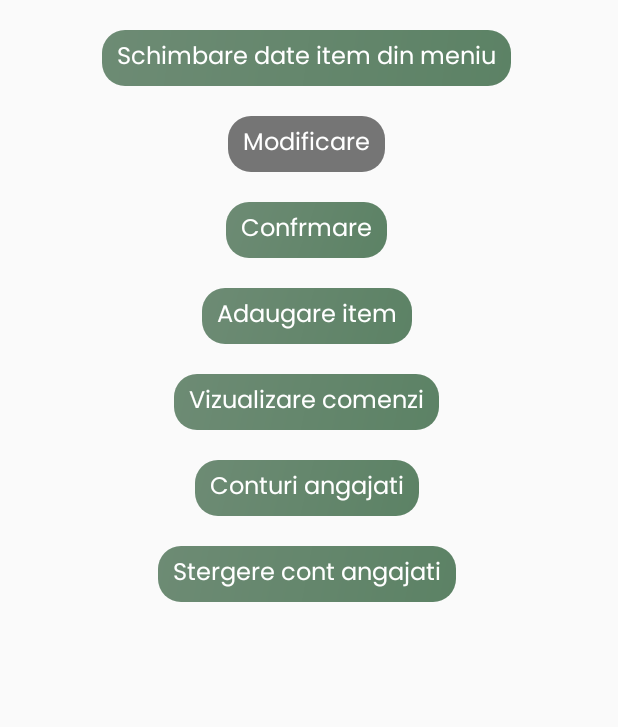
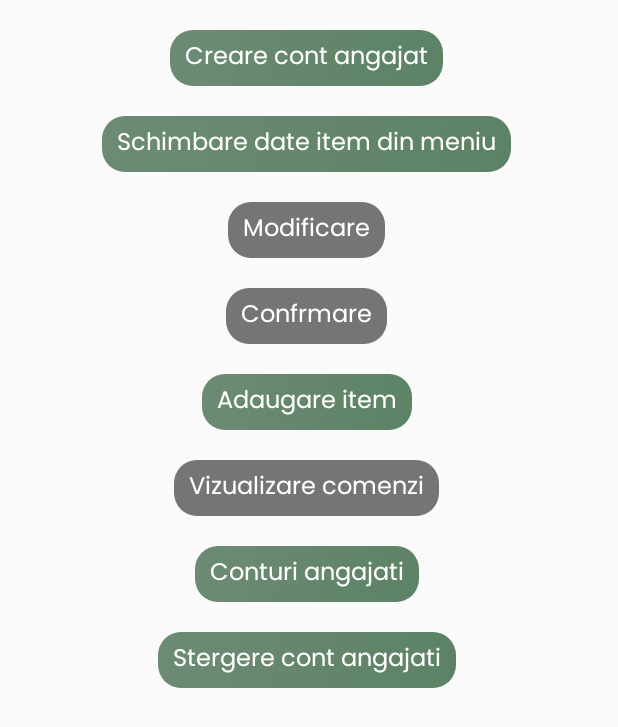
Before and after one commit to Sruf-y/Proiect_IS, an Android app: the AdminActivity screen opened directly, with no data from a screen before it, on a phone screen of 412 x 824 dp. Shown: the top 727 px of the screen. Run offline under Robolectric (Android 15) with nearby library versions, the phone set to English and light mode, and no system bars.

Commit message:
3 Am facut conexiunile intre butoanele de dupa loging Admin butoanele facute:creare angajat , adaugare Item, Schimbare date din meniu,  schimbare cont angajat, stergere cont angajat, vizualizare comanda  , Confirmarea  ,modificare
Nu am stiut numele ca sa fac conexiunea la butoanele: vizualizare comanda , Confirmarea, modificare

```diff
--- a/app/src/main/java/Setari_Admin_Angajat/Creare_Cont_Angajat.java
+++ b/app/src/main/java/Setari_Admin_Angajat/Creare_Cont_Angajat.java
@@ -21,5 +21,6 @@ public class Creare_Cont_Angajat extends AppCompatActivity {
 
 
 
+
     }
 }
--- a/app/src/main/java/Start_Activity/AdminActivity.java
+++ b/app/src/main/java/Start_Activity/AdminActivity.java
@@ -12,8 +12,14 @@ import androidx.appcompat.app.AppCompatActivity;
 
 import com.ProiectSI.MainActivity;
 import com.ProiectSI.R;
+import com.ProiectSI.databinding.FragmentComandaBinding;
 
+import Setari_Admin_Angajat.Adaugare_Mancare;
 import Setari_Admin_Angajat.Creare_Cont_Angajat;
+import Setari_Admin_Angajat.Schimbare_Date_Angajati;
+import Setari_Admin_Angajat.Schimbare_date_mancare;
+import Setari_Admin_Angajat.Stergere_Conturi_Angajati;
+import VizualizareComanda.FragmentComanda;
 
 
 public class AdminActivity extends AppCompatActivity {
@@ -36,10 +42,10 @@ public class AdminActivity extends AppCompatActivity {
 
 
         // AICI SCRII CODUL
-
+//Button creare angajat
     Button button_creare_angajat=findViewById(R.id.admin_buton_adaugare_angajat);
 
-    if(isAdmin) {
+
         button_creare_angajat.setOnClickListener(new View.OnClickListener() {
             @Override
             public void onClick(View v) {
@@ -48,12 +54,83 @@ public class AdminActivity extends AppCompatActivity {
 
             }
         });
-         }
-    else{
-        button_creare_angajat.setVisibility(View.GONE);
-         }
 
+        //Adaugare Item button
+Button button_Adaugare_Mancare=findViewById(R.id.admin_adaugare_item);
 
+button_Adaugare_Mancare.setOnClickListener(new View.OnClickListener() {
+    @Override
+    public void onClick(View v) {
+        Intent intent_nou=new Intent(AdminActivity.this, Adaugare_Mancare.class );
+        startActivity(intent_nou);
+    }
+});
+
+//Schimbare date din meniu button
+Button button_schimbare_date_item_meniu=findViewById(R.id.admin_schimbare_date_item_meniu);
+
+button_schimbare_date_item_meniu.setOnClickListener(new View.OnClickListener() {
+    @Override
+    public void onClick(View v) {
+        Intent intent_nout=new Intent(AdminActivity.this, Schimbare_date_mancare.class);
+        startActivity(intent_nout);
+    }
+});
+
+//button schimbare cont angajat
+Button button_admin_vizualizare_conturi_angajati=findViewById(R.id.admin_vizualizare_conturi_angajati);
+
+button_admin_vizualizare_conturi_angajati.setOnClickListener(new View.OnClickListener() {
+    @Override
+    public void onClick(View v) {
+        Intent intent_nou=new Intent(AdminActivity.this, Schimbare_Date_Angajati.class);
+        startActivity(intent_nou);
+    }
+});
+
+//button stergere cont angajat
+Button button_admin_stergere_cont_angajati=findViewById(R.id.admin_stergere_cont_angajati);
+
+button_admin_stergere_cont_angajati.setOnClickListener(new View.OnClickListener() {
+    @Override
+    public void onClick(View v) {
+        Intent intent_nou=new Intent(AdminActivity.this, Stergere_Conturi_Angajati.class);
+        startActivity(intent_nou);
+    }
+});
+
+//button vizualizare comanda        NECOMPLETATA
+Button button_admin_vizualizare_comenzi=findViewById(R.id.admin_vizualizare_comenzi);
+
+button_admin_vizualizare_comenzi.setOnClickListener(new View.OnClickListener() {
+    @Override
+    public void onClick(View v) {
+       // Intent intent_nou=new Intent(AdminActivity.this, /*Nume vizualizare comanda .class*/);
+       // startActivity(intent_nou);
+    }
+});
+
+//Button Confirmarea      NECOMPLETATA
+Button button_admin_confirmare=findViewById(R.id.admin_confirmare);
+
+button_admin_confirmare.setOnClickListener(new View.OnClickListener() {
+    @Override
+    public void onClick(View v) {
+        //Intent intent_nu=new Intent(AdminActivity.this, /*Nume Confirmare Comanda .class*/);
+        // startActivity(intent_nou);
+    }
+});
+
+//Buton modificare      NECOMPLETATA
+Button button_admin_modificare= findViewById(R.id.admin_modificare);
+
+button_admin_modificare.setOnClickListener(new View.OnClickListener() {
+    @Override
+    public void onClick(View v) {
+        // Intent intent_nou=new Intent(AdminActivity.this, /*Nume modificare .class*/);
+        // startActivity(intent_nou);
+    }
+});
 
 
     }
--- a/app/src/main/res/layout/activity_admin.xml
+++ b/app/src/main/res/layout/activity_admin.xml
@@ -76,7 +76,7 @@
             android:id="@+id/admin_confirmare"
             android:layout_width="wrap_content"
             android:layout_height="wrap_content"
-            android:background="@drawable/rounded_button"
+            android:background="@drawable/rounded_buttonv2"
             android:fontFamily="@font/poppins"
             android:paddingHorizontal="10dp"
             android:paddingVertical="5dp"
@@ -100,7 +100,7 @@
             android:id="@+id/admin_vizualizare_comenzi"
             android:layout_width="wrap_content"
             android:layout_height="wrap_content"
-            android:background="@drawable/rounded_button"
+            android:background="@drawable/rounded_buttonv2"
             android:fontFamily="@font/poppins"
             android:paddingHorizontal="10dp"
             android:paddingVertical="5dp"
```
Also changed, not shown: app/src/main/java/Setari_Admin_Angajat/Adaugare_Mancare.java (+4 -6 lines), app/src/main/java/Setari_Admin_Angajat/Schimbare_Date_Angajati.java (+4 -6 lines), app/src/main/java/Setari_Admin_Angajat/Schimbare_date_mancare.java (+3 -6 lines), app/src/main/java/Setari_Admin_Angajat/Stergere_Conturi_Angajati.java (+3 -6 lines).
